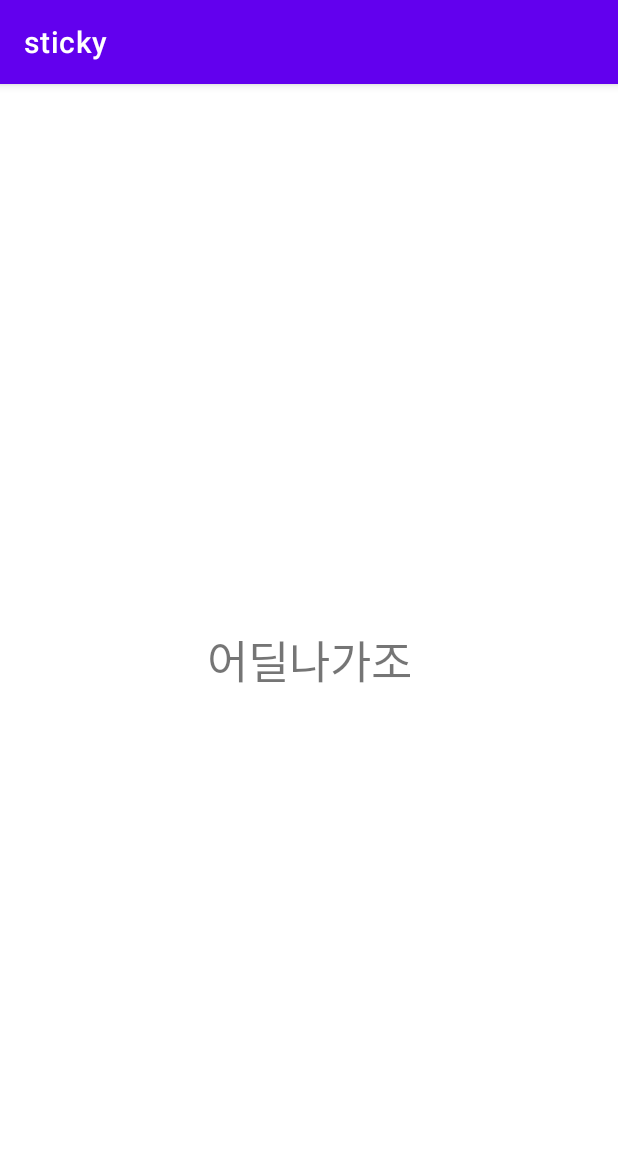
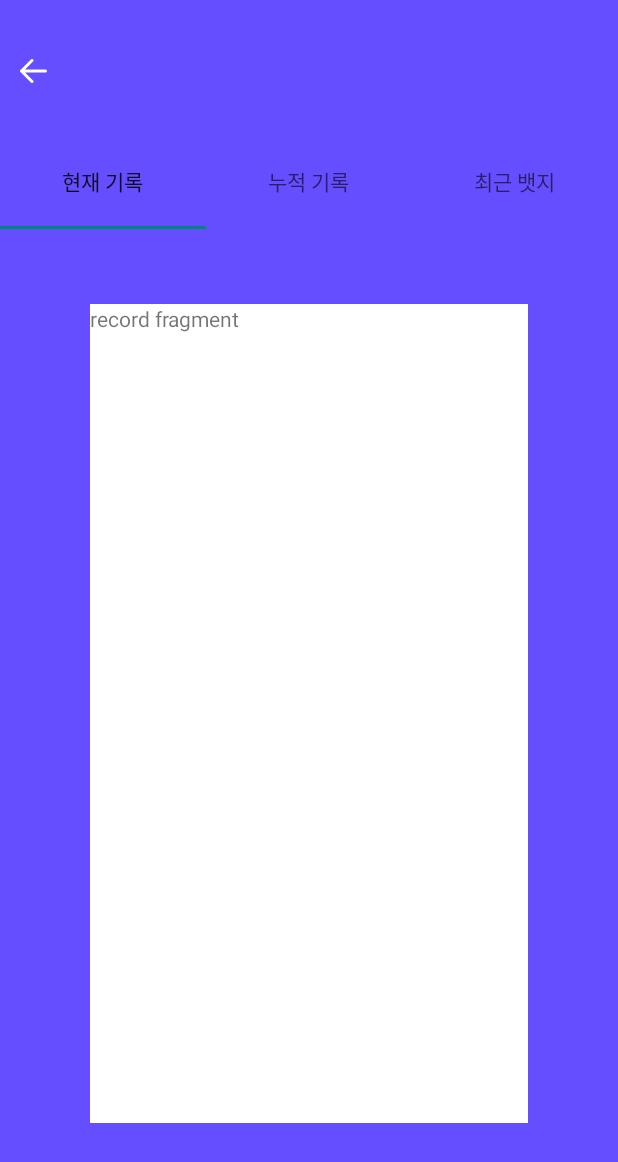
Before and after one commit to Nexters/Sticky-Android, an Android app: the screen it shows after launch (MainActivity before the commit, ShareActivity after it), on a phone screen of 412 x 824 dp. Shown: the top 1162 px of the screen. Run offline under Robolectric (Android 15) with nearby library versions, the phone set to English and light mode, and no system bars; our stand-ins replace Dagger/Hilt's generated code, Timber, data binding; libraries missing offline, so code that uses them is left out: androidx.hilt.lifecycle, com.facebook.stetho.

Commit message:
share page viewpager2 구현

```diff
--- a/app/build.gradle
+++ b/app/build.gradle
@@ -44,6 +44,7 @@ dependencies {
     implementation 'androidx.core:core-ktx:1.3.2'
     implementation 'androidx.appcompat:appcompat:1.2.0'
     implementation 'com.google.android.material:material:1.2.1'
+    implementation 'androidx.legacy:legacy-support-v4:1.0.0'
     testImplementation 'junit:junit:4.13.1'
     androidTestImplementation 'androidx.test.ext:junit:1.1.2'
     androidTestImplementation 'androidx.test.espresso:espresso-core:3.3.0'
@@ -75,4 +76,9 @@ dependencies {
     implementation "androidx.hilt:hilt-common:1.0.0-alpha02"
     implementation "androidx.hilt:hilt-lifecycle-viewmodel:1.0.0-alpha02"
     kapt "androidx.hilt:hilt-compiler:1.0.0-alpha02"
+
+    // veiwpager, tablayout
+    implementation "androidx.viewpager2:viewpager2:1.0.0"
+
+    implementation 'com.google.android.material:material:1.2.1'
 }
--- /dev/null
+++ b/app/src/main/java/com/nexters/sticky/ui/share/ShareActivity.kt
@@ -0,0 +1,26 @@
+package com.nexters.sticky.ui.share
+
+import android.os.Bundle
+import androidx.activity.viewModels
+import com.nexters.sticky.R
+import com.nexters.sticky.base.BaseActivity
+import com.nexters.sticky.databinding.ActivityShareBinding
+import dagger.hilt.android.AndroidEntryPoint
+
+@AndroidEntryPoint
+class ShareActivity : BaseActivity<ActivityShareBinding>() {
+
+	override val viewModel: ShareViewModel by viewModels()
+	override val getLayoutRes = R.layout.activity_share
+
+	override fun setUpBinding() {
+		binding.vm = viewModel
+	}
+
+	override fun onCreate(savedInstanceState: Bundle?) {
+		super.onCreate(savedInstanceState)
+
+		binding.shareViewPager.adapter =  ShareFragmentAdapter(this)
+
+	}
+}
--- /dev/null
+++ b/app/src/main/java/com/nexters/sticky/ui/share/ShareFragmentAdapter.kt
@@ -0,0 +1,20 @@
+package com.nexters.sticky.ui.share
+
+import androidx.fragment.app.Fragment
+import androidx.fragment.app.FragmentActivity
+import androidx.viewpager2.adapter.FragmentStateAdapter
+
+class ShareFragmentAdapter(fragmentActivity: FragmentActivity) : FragmentStateAdapter(fragmentActivity){
+
+	override fun getItemCount(): Int {
+		return 3
+	}
+
+	override fun createFragment(position: Int): Fragment {
+		return when(position) {
+			0 -> ShareRecordFragment()
+			1 -> ShareAccumFragment()
+			else -> ShareBadgeFragment()
+		}
+	}
+}
--- /dev/null
+++ b/app/src/main/java/com/nexters/sticky/ui/share/ShareRecordFragment.kt
@@ -0,0 +1,34 @@
+package com.nexters.sticky.ui.share
+
+import android.os.Bundle
+import android.view.LayoutInflater
+import android.view.View
+import android.view.ViewGroup
+import androidx.fragment.app.viewModels
+import com.nexters.sticky.R
+import com.nexters.sticky.base.BaseFragment
+import com.nexters.sticky.databinding.FragmentShareRecordBinding
+
+class ShareRecordFragment : BaseFragment<FragmentShareRecordBinding>() {
+	override val viewModel: ShareViewModel by viewModels()
+	override val layoutResId = R.layout.fragment_share_record
+
+	private lateinit var inflater: LayoutInflater
+	private var container: ViewGroup? = null
+
+	override fun setUpBinding(){
+		binding.vm = viewModel
+	}
+
+	override fun onCreateView(
+		inflater: LayoutInflater,
+		container: ViewGroup?,
+		savedInstanceState: Bundle?
+	): View? {
+		this.inflater = inflater
+		this.container = container
+
+		return binding.root
+	}
+
+}
--- /dev/null
+++ b/app/src/main/java/com/nexters/sticky/ui/share/ShareViewModel.kt
@@ -0,0 +1,15 @@
+package com.nexters.sticky.ui.share
+
+import androidx.hilt.lifecycle.ViewModelInject
+import androidx.lifecycle.*
+import com.nexters.sticky.data.repository.SampleRepository
+
+class ShareViewModel: ViewModel() {
+
+	val text = MutableLiveData<String>()
+//    var sampleList: LiveData<MutableList<Sample>> = MutableLiveData()
+
+	fun setText(value: String) {
+		text.value = value
+	}
+}
--- /dev/null
+++ b/app/src/main/res/drawable/icon_back.xml
@@ -0,0 +1,13 @@
+<vector xmlns:android="http://schemas.android.com/apk/res/android"
+    android:width="18dp"
+    android:height="16dp"
+    android:viewportWidth="18"
+    android:viewportHeight="16">
+  <path
+      android:pathData="M8,1L1,8M1,8L8,15M1,8H17"
+      android:strokeLineJoin="round"
+      android:strokeWidth="2"
+      android:fillColor="#00000000"
+      android:strokeColor="#ffffff"
+      android:strokeLineCap="round"/>
+</vector>
--- /dev/null
+++ b/app/src/main/res/layout/activity_share.xml
@@ -0,0 +1,75 @@
+<?xml version="1.0" encoding="utf-8"?>
+<layout xmlns:android="http://schemas.android.com/apk/res/android"
+        xmlns:app="http://schemas.android.com/apk/res-auto"
+        xmlns:tools="http://schemas.android.com/tools">
+
+    <data>
+
+        <variable
+                name="vm"
+                type="com.nexters.sticky.ui.share.ShareViewModel" />
+    </data>
+
+    <androidx.constraintlayout.widget.ConstraintLayout
+            android:layout_width="match_parent"
+            android:layout_height="match_parent"
+            android:background="#654EFF">
+
+        <androidx.appcompat.widget.AppCompatImageButton
+                android:id="@+id/back_btn"
+                android:layout_width="24dp"
+                android:layout_height="24dp"
+                android:src="@drawable/icon_back"
+                app:layout_constraintStart_toStartOf="parent"
+                app:layout_constraintTop_toTopOf="parent"
+                android:layout_marginStart="10dp"
+                android:layout_marginTop="35dp"
+                android:background="#00000000"
+                />
+        <com.google.android.material.tabs.TabLayout
+                android:id="@+id/share_tabLayout"
+                android:layout_width="0dp"
+                android:layout_height="63dp"
+                app:layout_constraintStart_toStartOf="parent"
+                app:layout_constraintEnd_toEndOf="parent"
+                app:layout_constraintTop_toBottomOf="@+id/back_btn"
+                android:layout_marginTop="30dp">
+
+        <com.google.android.material.tabs.TabItem
+                android:id="@+id/tabItem1"
+                android:layout_width="wrap_content"
+                android:layout_height="wrap_content"
+                android:text="현재 기록"
+                />
+
+        <com.google.android.material.tabs.TabItem
+                android:id="@+id/tabItem2"
+                android:layout_width="wrap_content"
+                android:layout_height="wrap_content"
+                android:text="누적 기록" />
+
+        <com.google.android.material.tabs.TabItem
+                android:id="@+id/tabItem3"
+                android:layout_width="wrap_content"
+                android:layout_height="wrap_content"
+                android:text="최근 뱃지" />
+
+        </com.google.android.material.tabs.TabLayout>
+        <androidx.viewpager2.widget.ViewPager2
+                android:id="@+id/share_viewPager"
+                android:layout_width="0dp"
+                android:layout_height="0dp"
+                app:layout_constraintBottom_toBottomOf="parent"
+                app:layout_constraintEnd_toEndOf="parent"
+                app:layout_constraintStart_toStartOf="parent"
+                app:layout_constraintTop_toBottomOf="@id/share_tabLayout"
+                android:layout_marginStart="60dp"
+                android:layout_marginEnd="60dp"
+                android:layout_marginTop="50dp"
+                android:layout_marginBottom="75dp"
+                android:background="#ffffff"
+                />
+
+    </androidx.constraintlayout.widget.ConstraintLayout>
+
+</layout>
--- /dev/null
+++ b/app/src/main/res/layout/fragment_share_record.xml
@@ -0,0 +1,19 @@
+<?xml version="1.0" encoding="utf-8"?>
+<layout xmlns:android="http://schemas.android.com/apk/res/android"
+        xmlns:tools="http://schemas.android.com/tools">
+    <data>
+        <variable
+                name="vm"
+                type="com.nexters.sticky.ui.share.ShareViewModel" />
+    </data>
+    <FrameLayout
+            android:layout_width="match_parent"
+            android:layout_height="match_parent"
+            tools:context=".ui.share.ShareRecordFragment">
+        <TextView
+                android:layout_width="match_parent"
+                android:layout_height="match_parent"
+                android:text="record fragment" />
+
+    </FrameLayout>
+</layout>
--- a/app/src/main/res/values/themes.xml
+++ b/app/src/main/res/values/themes.xml
@@ -1,6 +1,6 @@
 <resources xmlns:tools="http://schemas.android.com/tools">
     <!-- Base application theme. -->
-    <style name="Theme.Sticky" parent="Theme.MaterialComponents.DayNight.DarkActionBar">
+    <style name="Theme.Sticky" parent="Theme.AppCompat.Light.NoActionBar">
         <!-- Primary brand color. -->
         <item name="colorPrimary">@color/purple_500</item>
         <item name="colorPrimaryVariant">@color/purple_700</item>
```
Also changed, not shown: app/src/main/AndroidManifest.xml (+5 -4 lines), app/src/main/java/com/nexters/sticky/ui/share/ShareAccumFragment.kt (added, +34 -0 lines), app/src/main/java/com/nexters/sticky/ui/share/ShareBadgeFragment.kt (added, +34 -0 lines), app/src/main/res/layout/fragment_share_accum.xml (added, +20 -0 lines), app/src/main/res/layout/fragment_share_badge.xml (added, +20 -0 lines).
